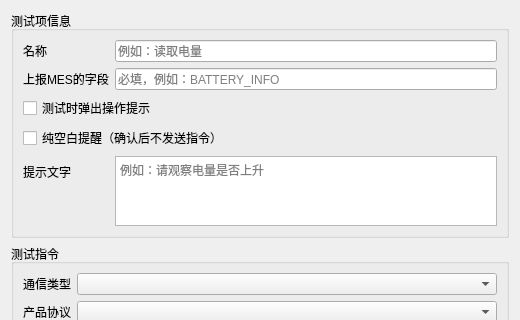
The window that platform/settings/widgets/test_case_edit_dialog.ui (yuhuang163/test) describes before a commit, drawn with Qt 5; both pictures show x 0 to 520 and y 0 to 320 of the 520 by 1026 pixel window.
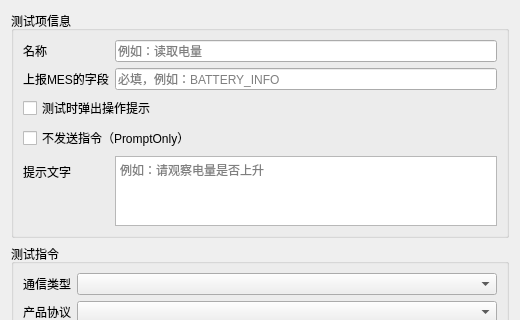
The same window after the commit.

Patch:
```diff
--- a/platform/settings/widgets/test_case_edit_dialog.ui
+++ b/platform/settings/widgets/test_case_edit_dialog.ui
@@ -64,7 +64,7 @@
       <item row="3" column="0" colspan="2">
        <widget class="QCheckBox" name="checkBox_promptOnly">
         <property name="text">
-         <string>纯空白提醒（确认后不发送指令）</string>
+         <string>不发送指令（PromptOnly）</string>
         </property>
         <property name="toolTip">
          <string>勾选：仅弹窗，点「是」后进入下一步，不执行下方测试指令。
```
Left out of the diff: 6 changed lines with no effect on the pictures.
